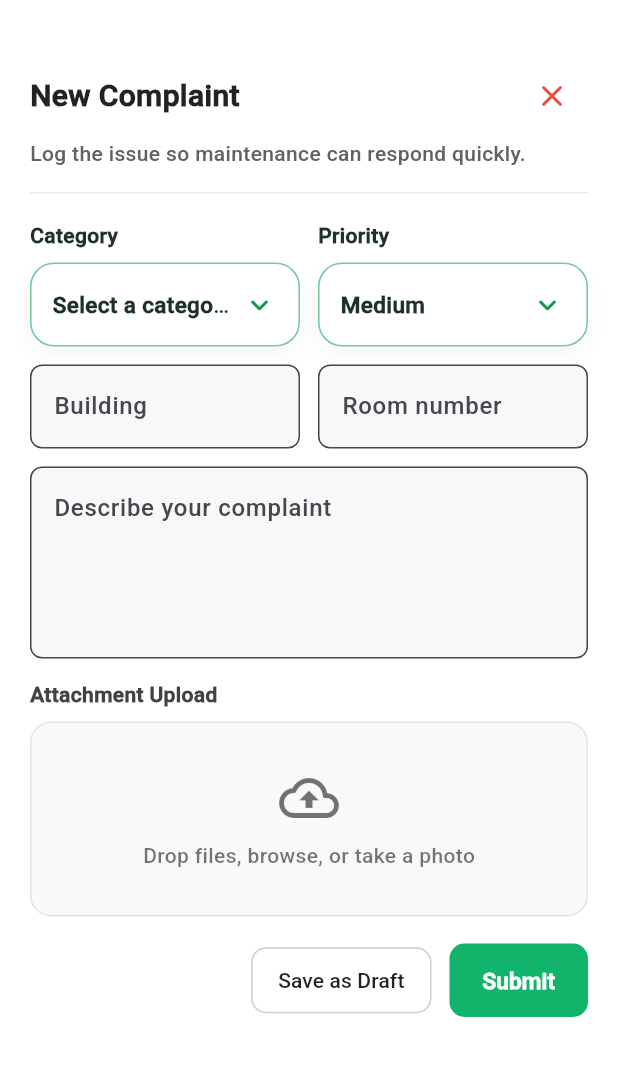
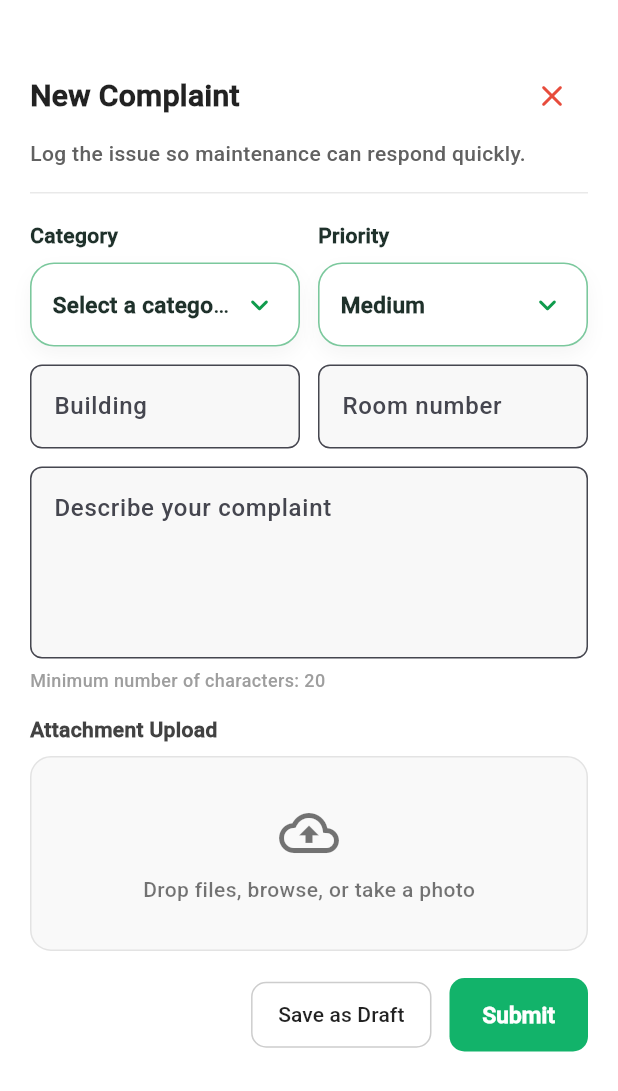
Before and after one commit to NILE-ASSIST/NUN-Maintenance-System, a Flutter app: the ComplaintFormPage screen opened directly, on a phone screen of 412 x 824 dp. Shown: the top 1091 px of the screen. Run offline on Flutter 3.47's test engine with Material 3 defaults, Android fonts, the light colour scheme and no system bars; our stand-ins replace cloud_firestore, file_picker, firebase_auth, firebase_core, firebase_messaging, firebase_storage and 1 more; accounts and stored records are empty; network calls fail.

```diff
--- a/lib/screens/complaint_form.dart
+++ b/lib/screens/complaint_form.dart
@@ -34,6 +34,34 @@ class _ComplaintFormPageState extends State<ComplaintFormPage> {
   String? _attachmentPath;
   String? _attachmentUrl;
   bool _isSubmitting = false;
+
+  @override
+  void initState() {
+    super.initState();
+    if (widget.draftData != null) {
+      final data = widget.draftData!;
+
+      final loc = data['location']?.toString() ?? '';
+      if (loc.contains(', Room ')) {
+        final parts = loc.split(', Room ');
+        if (parts.isNotEmpty) _buildingController.text = parts[0];
+        if (parts.length > 1) _roomController.text = parts[1];
+      } else {
+        _buildingController.text = loc;
+      }
+
+      _detailsController.text = data['description']?.toString() ?? '';
+
+      final cat = data['category']?.toString() ?? '';
+      if (cat.isNotEmpty) _category = cat;
+
+      final prio = data['priority']?.toString() ?? '';
+      if (prio.isNotEmpty) _priority = prio;
+
+      _attachmentName = data['attachmentName'];
+      _attachmentUrl = data['imageUrl'];
+    }
+  }
 
   @override
   void dispose() {
@@ -366,6 +394,11 @@ class _ComplaintFormPageState extends State<ComplaintFormPage> {
                 return null;
               },
             ),
+            const SizedBox(height: 6),
+            const Text(
+              'Minimum number of characters: 20',
+              style: TextStyle(color: Colors.grey, fontSize: 12, fontWeight: FontWeight.w500),
+            ),
             const SizedBox(height: 14),
 
             // --- ATTACHMENT WIDGET ---
```
Also changed, not shown: lib/screens/complaintDetail.dart (+39 -0 lines), lib/screens/history_screen.dart (+6 -22 lines), lib/screens/profile_screen.dart (+34 -10 lines).
